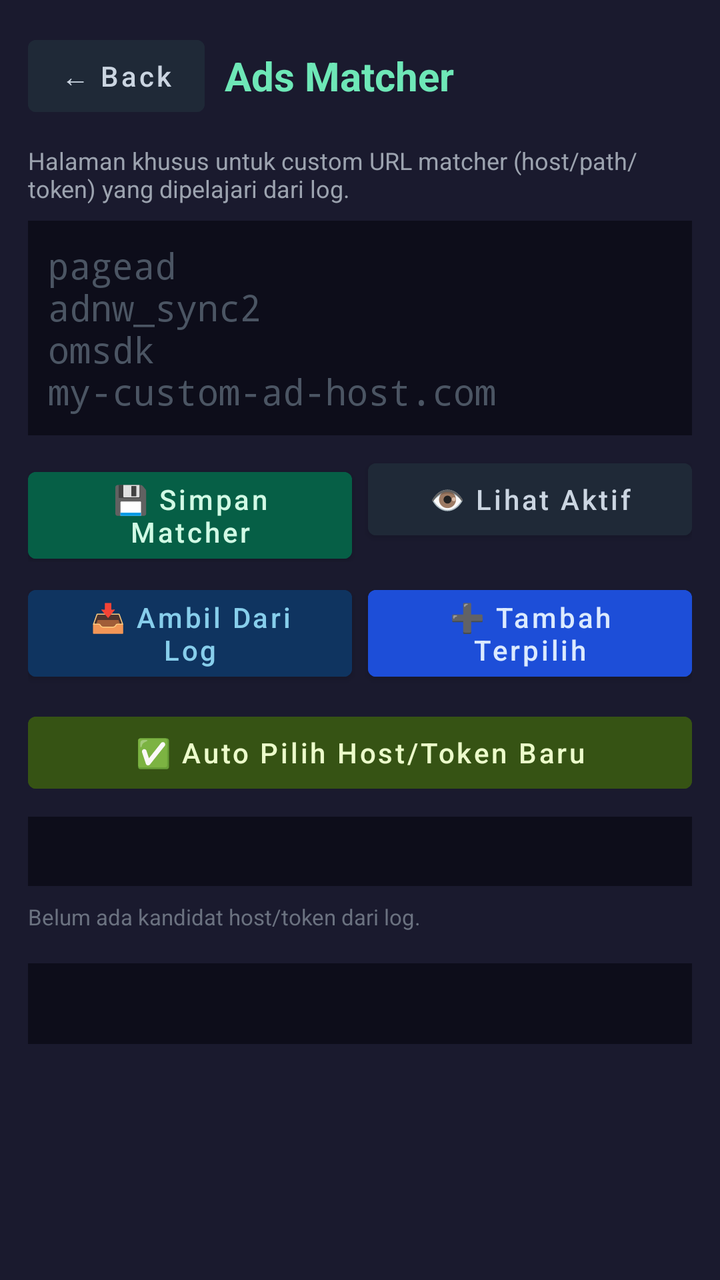
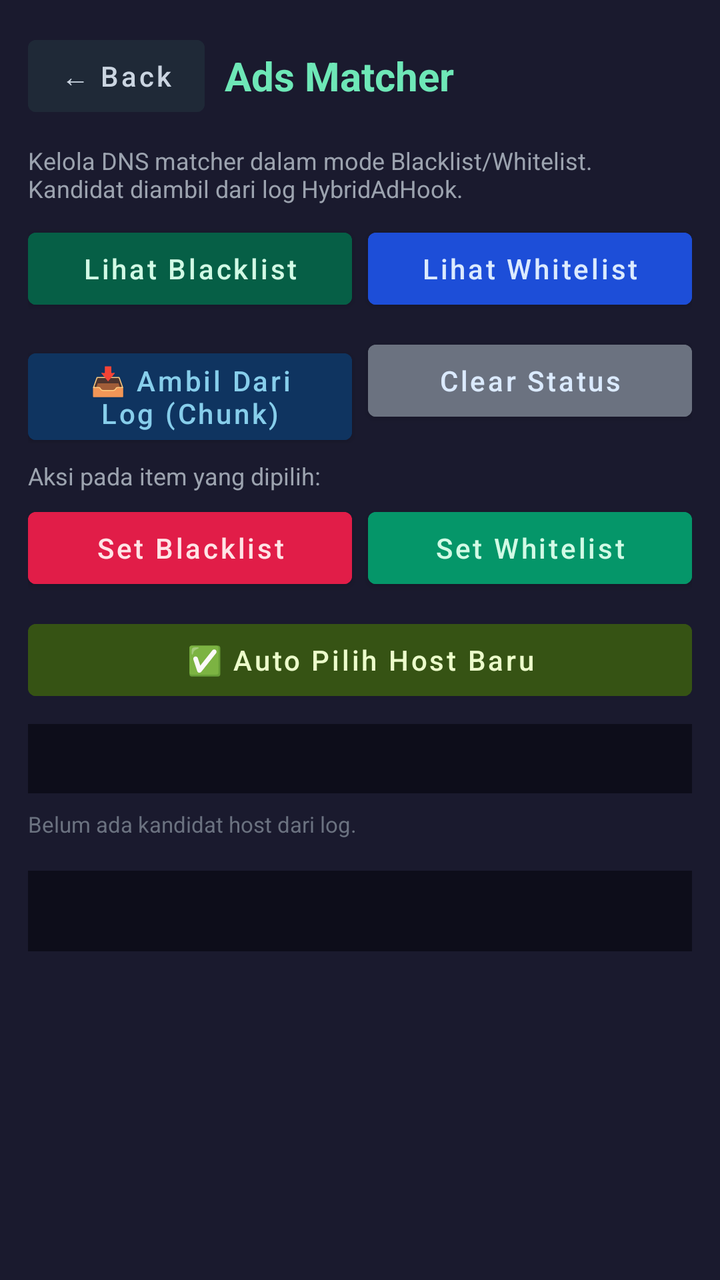

Before-and-after screenshots of an Android layout around one commit, followed by the original layout XML and the change that was made.
<!-- AndroidManifest.xml: application theme Theme.FirewallAgentRoot -->
<!-- res/layout/activity_ads_matcher.xml -->
<?xml version="1.0" encoding="utf-8"?>
<ScrollView xmlns:android="http://schemas.android.com/apk/res/android"
    android:layout_width="match_parent"
    android:layout_height="match_parent"
    android:background="#1A1A2E"
    android:fillViewport="true">

    <LinearLayout
        android:layout_width="match_parent"
        android:layout_height="wrap_content"
        android:orientation="vertical"
        android:padding="14dp">

        <LinearLayout
            android:layout_width="match_parent"
            android:layout_height="wrap_content"
            android:orientation="horizontal">

            <Button
                android:id="@+id/backBtn"
                android:layout_width="wrap_content"
                android:layout_height="wrap_content"
                android:backgroundTint="#1F2937"
                android:text="← Back"
                android:textAllCaps="false"
                android:textColor="#CBD5E1" />

            <TextView
                android:layout_width="0dp"
                android:layout_height="wrap_content"
                android:layout_gravity="center_vertical"
                android:layout_marginStart="10dp"
                android:layout_weight="1"
                android:text="Ads Matcher"
                android:textColor="#6EE7B7"
                android:textSize="20sp"
                android:textStyle="bold" />
        </LinearLayout>

        <TextView
            android:layout_width="match_parent"
            android:layout_height="wrap_content"
            android:layout_marginTop="10dp"
            android:text="Halaman khusus untuk custom URL matcher (host/path/token) yang dipelajari dari log."
            android:textColor="#9CA3AF"
            android:textSize="12sp" />

        <EditText
            android:id="@+id/customPatternsInput"
            android:layout_width="match_parent"
            android:layout_height="wrap_content"
            android:layout_marginTop="8dp"
            android:background="#0D0D1A"
            android:gravity="top"
            android:hint="pagead&#10;adnw_sync2&#10;omsdk&#10;my-custom-ad-host.com"
            android:inputType="textMultiLine"
            android:minLines="4"
            android:padding="10dp"
            android:textColor="#E5E7EB"
            android:textColorHint="#4B5563"
            android:typeface="monospace" />

        <LinearLayout
            android:layout_width="match_parent"
            android:layout_height="wrap_content"
            android:layout_marginTop="8dp"
            android:orientation="horizontal">

            <Button
                android:id="@+id/customPatternsSaveBtn"
                android:layout_width="0dp"
                android:layout_height="wrap_content"
                android:layout_weight="1"
                android:backgroundTint="#065F46"
                android:text="💾 Simpan Matcher"
                android:textAllCaps="false"
                android:textColor="#D1FAE5" />

            <Space
                android:layout_width="8dp"
                android:layout_height="1dp" />

            <Button
                android:id="@+id/customPatternsPreviewBtn"
                android:layout_width="0dp"
                android:layout_height="wrap_content"
                android:layout_weight="1"
                android:backgroundTint="#1F2937"
                android:text="👁️ Lihat Aktif"
                android:textAllCaps="false"
                android:textColor="#CBD5E1" />
        </LinearLayout>

        <LinearLayout
            android:layout_width="match_parent"
            android:layout_height="wrap_content"
            android:layout_marginTop="8dp"
            android:orientation="horizontal">

            <Button
                android:id="@+id/customPatternsLoadLogBtn"
                android:layout_width="0dp"
                android:layout_height="wrap_content"
                android:layout_weight="1"
                android:backgroundTint="#0F3460"
                android:text="📥 Ambil Dari Log"
                android:textAllCaps="false"
                android:textColor="#87CEEB" />

            <Space
                android:layout_width="8dp"
                android:layout_height="1dp" />

            <Button
                android:id="@+id/customPatternsAddSelectedBtn"
                android:layout_width="0dp"
                android:layout_height="wrap_content"
                android:layout_weight="1"
                android:backgroundTint="#1D4ED8"
                android:text="➕ Tambah Terpilih"
                android:textAllCaps="false"
                android:textColor="#DBEAFE" />
        </LinearLayout>

        <Button
            android:id="@+id/customPatternsAutoSelectBtn"
            android:layout_width="match_parent"
            android:layout_height="wrap_content"
            android:layout_marginTop="8dp"
            android:backgroundTint="#365314"
            android:text="✅ Auto Pilih Host/Token Baru"
            android:textAllCaps="false"
            android:textColor="#ECFCCB" />

        <TextView
            android:id="@+id/customPatternsStatusText"
            android:layout_width="match_parent"
            android:layout_height="wrap_content"
            android:layout_marginTop="8dp"
            android:background="#0D0D1A"
            android:padding="10dp"
            android:textColor="#9CA3AF"
            android:textSize="11sp"
            android:typeface="monospace" />

        <TextView
            android:id="@+id/customPatternsLogEmptyText"
            android:layout_width="match_parent"
            android:layout_height="wrap_content"
            android:layout_marginTop="8dp"
            android:text="Belum ada kandidat host/token dari log."
            android:textColor="#6B7280"
            android:textSize="11sp" />

        <LinearLayout
            android:id="@+id/customPatternsLogContainer"
            android:layout_width="match_parent"
            android:layout_height="wrap_content"
            android:layout_marginTop="6dp"
            android:orientation="vertical" />

        <TextView
            android:id="@+id/outputText"
            android:layout_width="match_parent"
            android:layout_height="wrap_content"
            android:layout_marginTop="10dp"
            android:background="#0D0D1A"
            android:padding="12dp"
            android:textColor="#9CA3AF"
            android:textSize="12sp"
            android:typeface="monospace" />
    </LinearLayout>
</ScrollView>
<!-- resources referenced by this layout -->
<resources>
  <style name="Theme.FirewallAgentRoot" parent="Theme.MaterialComponents.DayNight.NoActionBar">
          <item name="colorPrimary">#1FA122</item>
          <item name="colorPrimaryVariant">#18841B</item>
          <item name="colorOnPrimary">#FFFFFF</item>
          <item name="android:statusBarColor" tools:targetApi="l">#111111</item>
      </style>
</resources>

<!-- the commit's change to res/layout/activity_ads_matcher.xml (unified diff, before → after) -->
@@ -41,24 +41,9 @@
             android:layout_width="match_parent"
             android:layout_height="wrap_content"
             android:layout_marginTop="10dp"
-            android:text="Halaman khusus untuk custom URL matcher (host/path/token) yang dipelajari dari log."
+            android:text="Kelola DNS matcher dalam mode Blacklist/Whitelist. Kandidat diambil dari log HybridAdHook."
             android:textColor="#9CA3AF"
             android:textSize="12sp" />
-
-        <EditText
-            android:id="@+id/customPatternsInput"
-            android:layout_width="match_parent"
-            android:layout_height="wrap_content"
-            android:layout_marginTop="8dp"
-            android:background="#0D0D1A"
-            android:gravity="top"
-            android:hint="pagead&#10;adnw_sync2&#10;omsdk&#10;my-custom-ad-host.com"
-            android:inputType="textMultiLine"
-            android:minLines="4"
-            android:padding="10dp"
-            android:textColor="#E5E7EB"
-            android:textColorHint="#4B5563"
-            android:typeface="monospace" />
 
         <LinearLayout
             android:layout_width="match_parent"
@@ -67,12 +52,12 @@
             android:orientation="horizontal">
 
             <Button
-                android:id="@+id/customPatternsSaveBtn"
+                android:id="@+id/viewBlacklistBtn"
                 android:layout_width="0dp"
                 android:layout_height="wrap_content"
                 android:layout_weight="1"
                 android:backgroundTint="#065F46"
-                android:text="💾 Simpan Matcher"
+                android:text="Lihat Blacklist"
                 android:textAllCaps="false"
                 android:textColor="#D1FAE5" />
 
@@ -81,14 +66,14 @@
                 android:layout_height="1dp" />
 
             <Button
-                android:id="@+id/customPatternsPreviewBtn"
+                android:id="@+id/viewWhitelistBtn"
                 android:layout_width="0dp"
                 android:layout_height="wrap_content"
                 android:layout_weight="1"
-                android:backgroundTint="#1F2937"
-                android:text="👁️ Lihat Aktif"
+                android:backgroundTint="#1D4ED8"
+                android:text="Lihat Whitelist"
                 android:textAllCaps="false"
-                android:textColor="#CBD5E1" />
+                android:textColor="#DBEAFE" />
         </LinearLayout>
 
         <LinearLayout
@@ -103,7 +88,7 @@
                 android:layout_height="wrap_content"
                 android:layout_weight="1"
                 android:backgroundTint="#0F3460"
-                android:text="📥 Ambil Dari Log"
+                android:text="📥 Ambil Dari Log (Chunk)"
                 android:textAllCaps="false"
                 android:textColor="#87CEEB" />
 
@@ -116,10 +101,49 @@
                 android:layout_width="0dp"
                 android:layout_height="wrap_content"
                 android:layout_weight="1"
-                android:backgroundTint="#1D4ED8"
-                android:text="➕ Tambah Terpilih"
+                android:backgroundTint="#6B7280"
+                android:text="Clear Status"
                 android:textAllCaps="false"
                 android:textColor="#DBEAFE" />
+        </LinearLayout>
+
+        <TextView
+            android:layout_width="match_parent"
+            android:layout_height="wrap_content"
+            android:layout_marginTop="8dp"
+            android:text="Aksi pada item yang dipilih:"
+            android:textColor="#9CA3AF"
+            android:textSize="12sp" />
+
+        <LinearLayout
+            android:layout_width="match_parent"
+            android:layout_height="wrap_content"
+            android:layout_marginTop="4dp"
+            android:orientation="horizontal">
+
+            <Button
+                android:id="@+id/customPatternsSaveBtn"
+                android:layout_width="0dp"
+                android:layout_height="wrap_content"
+                android:layout_weight="1"
+                android:backgroundTint="#E11D48"
+                android:text="Set Blacklist"
+                android:textAllCaps="false"
+                android:textColor="#FFE4E6" />
+
+            <Space
+                android:layout_width="8dp"
+                android:layout_height="1dp" />
+
+            <Button
+                android:id="@+id/customPatternsPreviewBtn"
+                android:layout_width="0dp"
+                android:layout_height="wrap_content"
+                android:layout_weight="1"
+                android:backgroundTint="#059669"
+                android:text="Set Whitelist"
+                android:textAllCaps="false"
+                android:textColor="#D1FAE5" />
         </LinearLayout>
 
         <Button
@@ -128,7 +152,7 @@
             android:layout_height="wrap_content"
             android:layout_marginTop="8dp"
             android:backgroundTint="#365314"
-            android:text="✅ Auto Pilih Host/Token Baru"
+            android:text="✅ Auto Pilih Host Baru"
             android:textAllCaps="false"
             android:textColor="#ECFCCB" />
 
@@ -148,7 +172,7 @@
             android:layout_width="match_parent"
             android:layout_height="wrap_content"
             android:layout_marginTop="8dp"
-            android:text="Belum ada kandidat host/token dari log."
+            android:text="Belum ada kandidat host dari log."
             android:textColor="#6B7280"
             android:textSize="11sp" />
 
